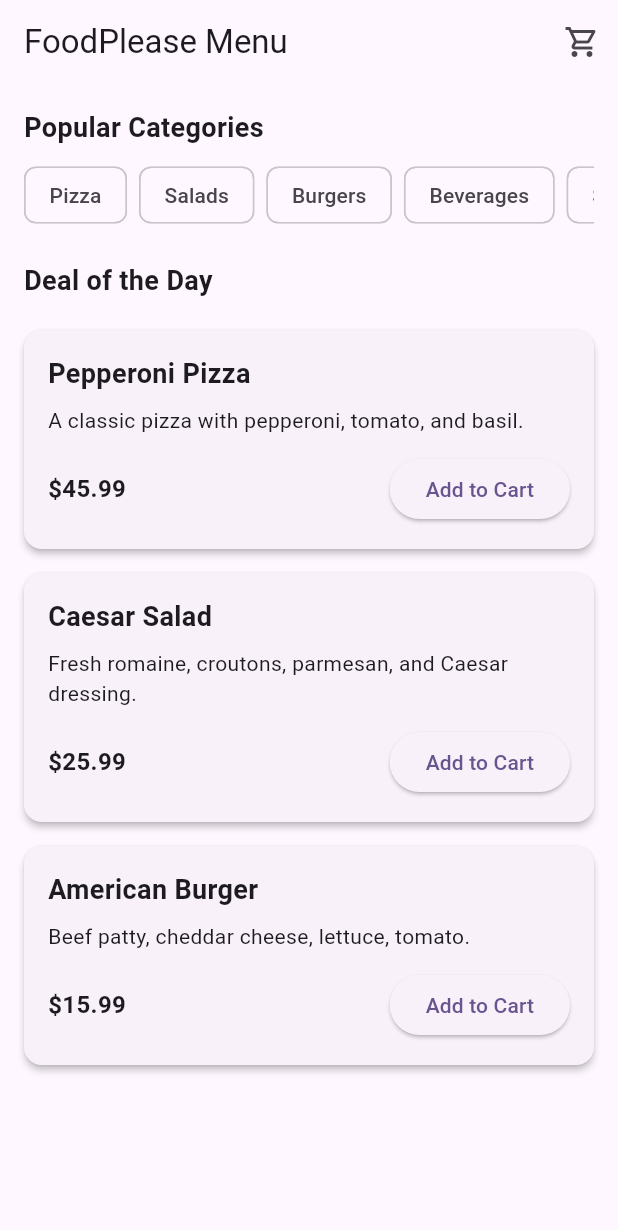
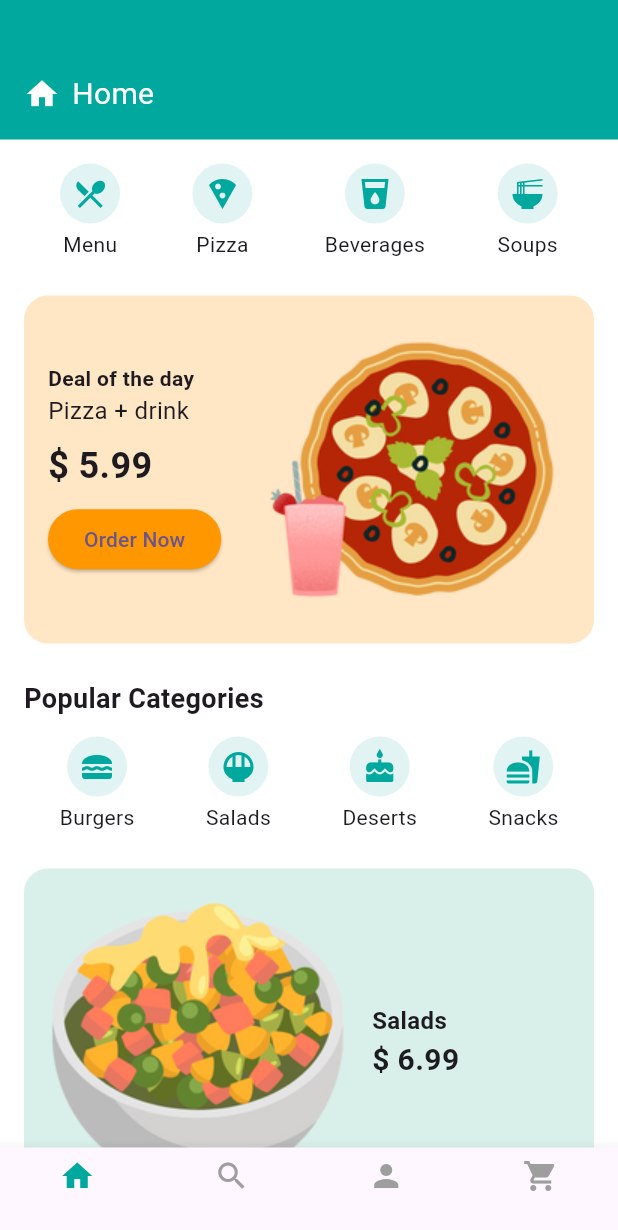
Before and after one commit to stevedch/foodplease_app, a Flutter app: the screen it shows after launch, after a tap on "Login", on a phone screen of 412 x 824 dp. Shown: the top 1230 px of the screen. Run offline on Flutter 3.47's test engine with Material 3 defaults, Android fonts, the phone set to English and light mode, and no system bars.

Commit message:
feat(home): replace menu screen with new home screen and visual assets
- Deleted the old `MenuScreen` and its layout logic.
- Introduced a new `HomeScreen` with structured sections: navigation categories, deal of the day, popular categories, and featured product.
- Added new assets `pizza.png` and `salad.png` to represent food items visually.
- Updated login flow to navigate to `HomeScreen` instead of the removed `MenuScreen`.
- Registered new image assets in `pubspec.yaml` for use within the app.

```diff
--- /dev/null
+++ b/lib/screens/home_screen.dart
@@ -0,0 +1,219 @@
+import 'package:flutter/material.dart';
+
+class HomeScreen extends StatelessWidget {
+  const HomeScreen({super.key});
+
+  @override
+  Widget build(BuildContext context) {
+    final categories = [
+      {'label': 'Menu', 'icon': Icons.restaurant_menu},
+      {'label': 'Pizza', 'icon': Icons.local_pizza},
+      {'label': 'Beverages', 'icon': Icons.local_drink},
+      {'label': 'Soups', 'icon': Icons.ramen_dining},
+    ];
+
+    final popular = [
+      {'label': 'Burgers', 'icon': Icons.lunch_dining},
+      {'label': 'Salads', 'icon': Icons.rice_bowl},
+      {'label': 'Deserts', 'icon': Icons.cake},
+      {'label': 'Snacks', 'icon': Icons.fastfood},
+    ];
+
+    return Scaffold(
+      backgroundColor: Colors.white,
+      body: Column(
+        children: [
+          // ── HEADER ──
+          Container(
+            padding: const EdgeInsets.only(
+              top: 48,
+              left: 16,
+              right: 16,
+              bottom: 16,
+            ),
+            width: double.infinity,
+            color: const Color(0xFF00A89D),
+            child: Row(
+              children: const [
+                Icon(Icons.home, color: Colors.white),
+                SizedBox(width: 8),
+                Text(
+                  'Home',
+                  style: TextStyle(color: Colors.white, fontSize: 20),
+                ),
+              ],
+            ),
+          ),
+
+          Expanded(
+            child: SingleChildScrollView(
+              padding: const EdgeInsets.all(16),
+              child: Column(
+                crossAxisAlignment: CrossAxisAlignment.start,
+                children: [
+                  // ── NAVIGATION CATEGORIES ──
+                  Row(
+                    mainAxisAlignment: MainAxisAlignment.spaceAround,
+                    children:
+                        categories.map((item) {
+                          return Column(
+                            children: [
+                              CircleAvatar(
+                                backgroundColor: const Color(0xFFE1F4F3),
+                                child: Icon(
+                                  item['icon'] as IconData,
+                                  color: const Color(0xFF00A89D),
+                                ),
+                              ),
+                              const SizedBox(height: 4),
+                              Text(item['label'] as String),
+                            ],
+                          );
+                        }).toList(),
+                  ),
+                  const SizedBox(height: 24),
+
+                  // ── DEAL OF THE DAY ──
+                  Container(
+                    padding: const EdgeInsets.all(16),
+                    decoration: BoxDecoration(
+                      color: const Color(0xFFFFE6C5),
+                      borderRadius: BorderRadius.circular(16),
+                    ),
+                    child: Row(
+                      children: [
+                        Expanded(
+                          child: Column(
+                            crossAxisAlignment: CrossAxisAlignment.start,
+                            children: [
+                              const Text(
+                                'Deal of the day',
+                                style: TextStyle(fontWeight: FontWeight.bold),
+                              ),
+                              const Text(
+                                'Pizza + drink',
+                                style: TextStyle(fontSize: 16),
+                              ),
+                              const SizedBox(height: 8),
+                              const Text(
+                                '\$ 5.99',
+                                style: TextStyle(
+                                  fontSize: 24,
+                                  fontWeight: FontWeight.bold,
+                                ),
+                              ),
+                              const SizedBox(height: 8),
+                              ElevatedButton(
+                                onPressed: () {},
+                                style: ElevatedButton.styleFrom(
+                                  backgroundColor: Colors.orange,
+                                  shape: RoundedRectangleBorder(
+                                    borderRadius: BorderRadius.circular(20),
+                                  ),
+                                ),
+                                child: const Text('Order Now'),
+                              ),
+                            ],
+                          ),
+                        ),
+                        const SizedBox(width: 8),
+                        SizedBox(
+                          width: 200,
+                          child: Image.asset(
+                            'assets/pizza.png',
+                          ), // Usa tu imagen propia
+                        ),
+                      ],
+                    ),
+                  ),
+
+                  const SizedBox(height: 24),
+
+                  // ── POPULAR CATEGORIES ──
+                  const Text(
+                    'Popular Categories',
+                    style: TextStyle(fontSize: 18, fontWeight: FontWeight.bold),
+                  ),
+                  const SizedBox(height: 12),
+                  Row(
+                    mainAxisAlignment: MainAxisAlignment.spaceAround,
+                    children:
+                        popular.map((item) {
+                          return Column(
+                            children: [
+                              CircleAvatar(
+                                backgroundColor: const Color(0xFFE1F4F3),
+                                child: Icon(
+                                  item['icon'] as IconData,
+                                  color: const Color(0xFF00A89D),
+                                ),
+                              ),
+                              const SizedBox(height: 4),
+                              Text(item['label'] as String),
+                            ],
+                          );
+                        }).toList(),
+                  ),
+
+                  const SizedBox(height: 24),
+
+                  // ── FEATURED PRODUCT ──
+                  Container(
+                    padding: const EdgeInsets.all(16),
+                    decoration: BoxDecoration(
+                      color: const Color(0xFFD9F0EA),
+                      borderRadius: BorderRadius.circular(16),
+                    ),
+                    child: Row(
+                      children: [
+                        SizedBox(
+                          width: 200,
+                          child: Image.asset(
+                            'assets/salad.png',
+                          ), // Usa tu imagen propia
+                        ),
+                        const SizedBox(width: 16),
+                        Column(
+                          crossAxisAlignment: CrossAxisAlignment.start,
+                          children: const [
+                            Text(
+                              'Salads',
+                              style: TextStyle(
+                                fontSize: 16,
+                                fontWeight: FontWeight.bold,
+                              ),
+                            ),
+                            Text(
+                              '\$ 6.99',
+                              style: TextStyle(
+                                fontSize: 20,
+                                fontWeight: FontWeight.bold,
+                              ),
+                            ),
+                          ],
+                        ),
+                      ],
+                    ),
+                  ),
+                ],
+              ),
+            ),
+          ),
+        ],
+      ),
+
+      // ── BOTTOM NAVIGATION BAR ──
+      bottomNavigationBar: BottomNavigationBar(
+        type: BottomNavigationBarType.fixed,
+        selectedItemColor: const Color(0xFF00A89D),
+        unselectedItemColor: Colors.grey,
+        items: const [
+          BottomNavigationBarItem(icon: Icon(Icons.home), label: ''),
+          BottomNavigationBarItem(icon: Icon(Icons.search), label: ''),
+          BottomNavigationBarItem(icon: Icon(Icons.person), label: ''),
+          BottomNavigationBarItem(icon: Icon(Icons.shopping_cart), label: ''),
+        ],
+      ),
+    );
+  }
+}
--- a/lib/screens/menu_screen.dart
+++ /dev/null
@@ -1,91 +0,0 @@
-import 'package:flutter/material.dart';
-import 'package:foodplease_app/widgets/product_card.dart';
-
-import 'cart_screen.dart';
-
-class MenuScreen extends StatelessWidget {
-  const MenuScreen({super.key});
-
-  @override
-  Widget build(BuildContext context) {
-    final categories = [
-      'Pizza',
-      'Salads',
-      'Burgers',
-      'Beverages',
-      'Soups',
-      'Desserts',
-      'Snacks',
-    ];
-
-    return Scaffold(
-      appBar: AppBar(
-        title: const Text('FoodPlease Menu'),
-        actions: [
-          IconButton(
-            icon: const Icon(Icons.shopping_cart_outlined),
-            onPressed: () {
-              Navigator.push(
-                context,
-                MaterialPageRoute(builder: (_) => const CartScreen()),
-              );
-            },
-          ),
-        ],
-      ),
-      body: Padding(
-        padding: const EdgeInsets.all(16),
-        child: Column(
-          crossAxisAlignment: CrossAxisAlignment.start,
-          children: [
-            const Text(
-              'Popular Categories',
-              style: TextStyle(fontSize: 18, fontWeight: FontWeight.bold),
-            ),
-            const SizedBox(height: 12),
-            SizedBox(
-              height: 40,
-              child: ListView.separated(
-                scrollDirection: Axis.horizontal,
-                itemCount: categories.length,
-                separatorBuilder: (_, __) => const SizedBox(width: 8),
-                itemBuilder: (context, index) {
-                  return Chip(label: Text(categories[index]));
-                },
-              ),
-            ),
-            const SizedBox(height: 24),
-            const Text(
-              'Deal of the Day',
-              style: TextStyle(fontSize: 18, fontWeight: FontWeight.bold),
-            ),
-            const SizedBox(height: 12),
-            Expanded(
-              child: ListView(
-                children: const [
-                  ProductCard(
-                    name: 'Pepperoni Pizza',
-                    description:
-                        'A classic pizza with pepperoni, tomato, and basil.',
-                    price: 45.99,
-                  ),
-                  ProductCard(
-                    name: 'Caesar Salad',
-                    description:
-                        'Fresh romaine, croutons, parmesan, and Caesar dressing.',
-                    price: 25.99,
-                  ),
-                  ProductCard(
-                    name: 'American Burger',
-                    description: 'Beef patty, cheddar cheese, lettuce, tomato.',
-                    price: 15.99,
-                  ),
-                ],
-              ),
-            ),
-          ],
-        ),
-      ),
-    );
-  }
-}
--- a/lib/widgets/login_form.dart
+++ b/lib/widgets/login_form.dart
@@ -1,7 +1,7 @@
 import 'package:flutter/material.dart';
 
 import '../screens/forgot_password_screen.dart';
-import '../screens/menu_screen.dart';
+import '../screens/home_screen.dart';
 import '../screens/register_screen.dart';
 
 class LoginForm extends StatelessWidget {
@@ -54,7 +54,7 @@ class LoginForm extends StatelessWidget {
                 // This would trigger reset logic in a real app
                 Navigator.pushReplacement(
                   context,
-                  MaterialPageRoute(builder: (_) => const MenuScreen()),
+                  MaterialPageRoute(builder: (_) => const HomeScreen()),
                 );
               },
               style: ElevatedButton.styleFrom(
--- a/pubspec.yaml
+++ b/pubspec.yaml
@@ -52,6 +52,8 @@ dev_dependencies:
 flutter:
   assets:
     - assets/logo_login.png
+    - assets/pizza.png
+    - assets/salad.png
   # The following line ensures that the Material Icons font is
   # included with your application, so that you can use the icons in
   # the material Icons class.
```
Also changed, not shown: assets/pizza.png (added), assets/salad.png (added).
